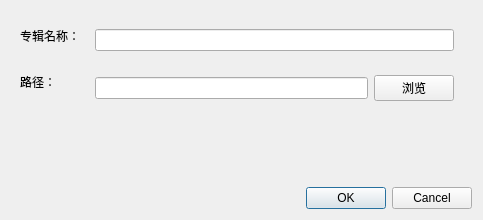
The window that dialog.ui (try-may/videoplayer) describes before a commit, drawn with Qt 5.
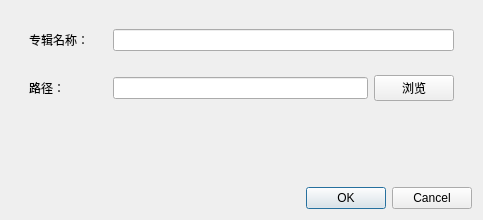
The same window after the commit.

Diff of the .ui file:
```diff
--- a/dialog.ui
+++ b/dialog.ui
@@ -17,21 +17,16 @@
    <item>
     <widget class="QWidget" name="widget" native="true">
      <layout class="QFormLayout" name="formLayout">
-      <item row="1" column="0">
-       <widget class="QLabel" name="label">
-        <property name="text">
-         <string>专辑名称：</string>
-        </property>
+      <item row="2" column="1">
+       <widget class="QWidget" name="widget_4" native="true">
+        <layout class="QHBoxLayout" name="horizontalLayout_2">
+         <item>
+          <widget class="QLineEdit" name="nametext"/>
+         </item>
+        </layout>
        </widget>
       </item>
-      <item row="6" column="0">
-       <widget class="QLabel" name="label_2">
-        <property name="text">
-         <string>路径：</string>
-        </property>
-       </widget>
-      </item>
-      <item row="6" column="1">
+      <item row="7" column="1">
        <widget class="QWidget" name="widget_2" native="true">
         <layout class="QHBoxLayout" name="horizontalLayout">
          <item>
@@ -47,11 +42,28 @@
         </layout>
        </widget>
       </item>
-      <item row="1" column="1">
-       <widget class="QWidget" name="widget_4" native="true">
-        <layout class="QHBoxLayout" name="horizontalLayout_2">
+      <item row="2" column="0">
+       <widget class="QWidget" name="widget_6" native="true">
+        <layout class="QVBoxLayout" name="verticalLayout_2">
          <item>
-          <widget class="QLineEdit" name="nametext"/>
+          <widget class="QLabel" name="label">
+           <property name="text">
+            <string>专辑名称：</string>
+           </property>
+          </widget>
+         </item>
+        </layout>
+       </widget>
+      </item>
+      <item row="7" column="0">
+       <widget class="QWidget" name="widget_5" native="true">
+        <layout class="QHBoxLayout" name="horizontalLayout_3">
+         <item>
+          <widget class="QLabel" name="label_2">
+           <property name="text">
+            <string>路径：</string>
+           </property>
+          </widget>
          </item>
         </layout>
        </widget>
```
